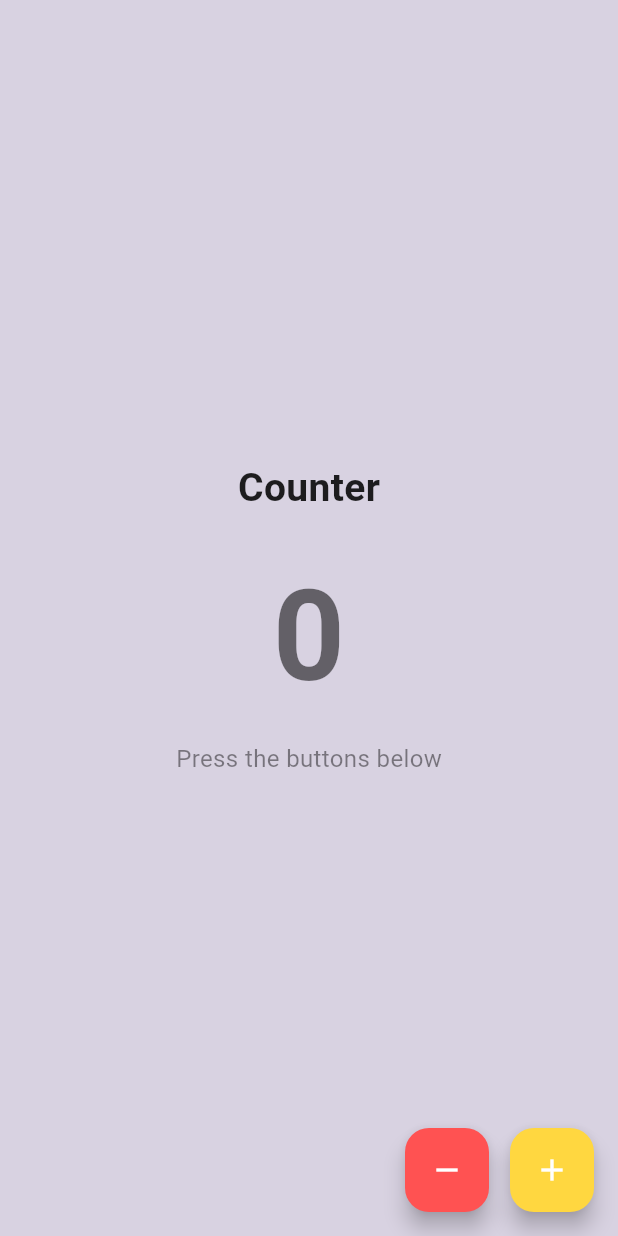
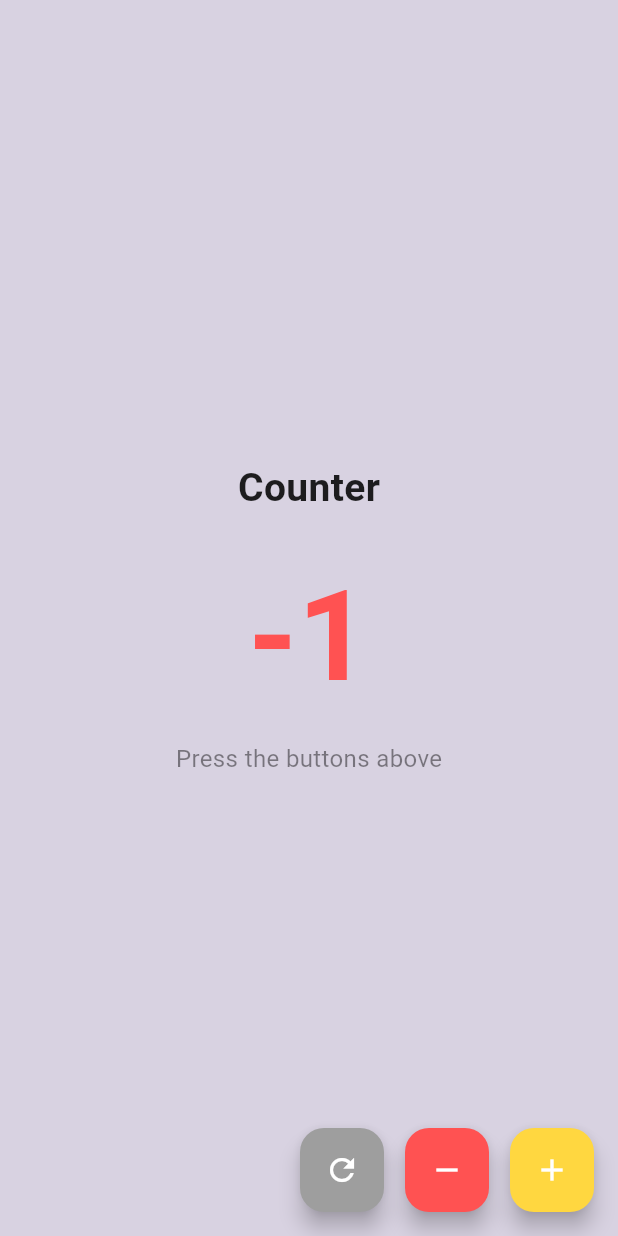
Before and after one commit to BlackCoder56/flutter_smart_counter_app2, a Flutter app: the screen it shows after launch, after a tap on the "remove" icon, on a phone screen of 412 x 824 dp. Run offline on Flutter 3.47's test engine with Material 3 defaults, Android fonts, the phone set to English and light mode, and no system bars.

Commit message:
reset button and feature turning number red if in negatives

```diff
--- a/lib/main.dart
+++ b/lib/main.dart
@@ -54,15 +54,15 @@ class _CounterScreenState extends State<CounterScreen> { // State class for the
             const SizedBox(height: 20), // Add some spacing between the text and the counter value
             Text(
               "$_count",
-              style: const TextStyle(
+              style: TextStyle(
                 fontSize: 84,
                 fontWeight: FontWeight.bold,
-                color: Colors.black54,
+                color: _count < 0 ? Colors.redAccent : Colors.black87,
               ),
             ),
             SizedBox(height: 10),
             Text(
-              "Press the buttons below",
+              "Press the buttons above",
               style: TextStyle(
                 fontSize: 16,
                 color: Colors.black45,
@@ -75,11 +75,24 @@ class _CounterScreenState extends State<CounterScreen> { // State class for the
         mainAxisAlignment: MainAxisAlignment.end,
         children: [
           FloatingActionButton(
+            heroTag: "reset",
+            onPressed: (){
+              setState((){
+                _count = 0;
+              });
+            },
+            backgroundColor: Colors.grey,
+            child: const Icon(Icons.refresh, color: Colors.white),
+          ),
+          const SizedBox(width: 14), // Add some spacing between the buttons
+          FloatingActionButton(
             heroTag: "decrease",
             onPressed: (){
               setState(() {
-                if(_count > 0){
-                  _count--;
+                _count--;
+
+                if(_count < 0) {
+                  Colors.redAccent;
                 }
               });
             },
```
